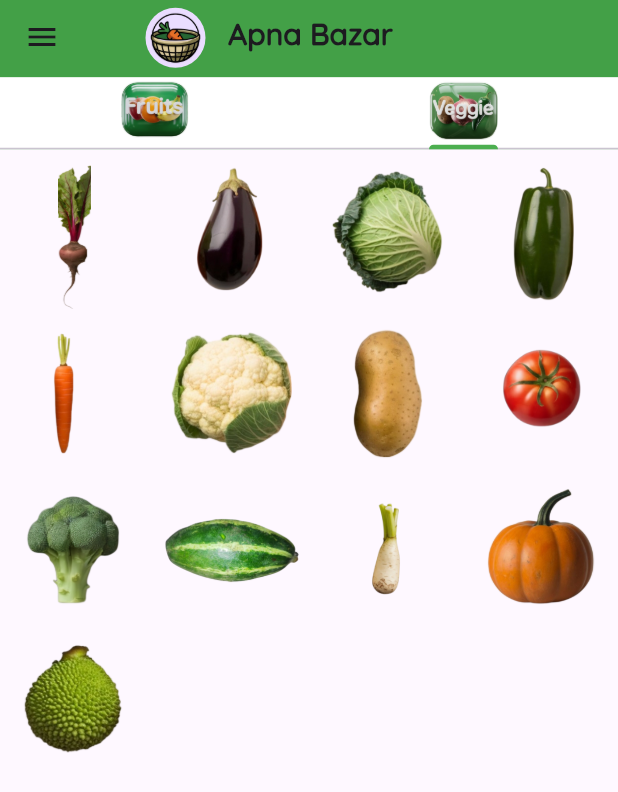
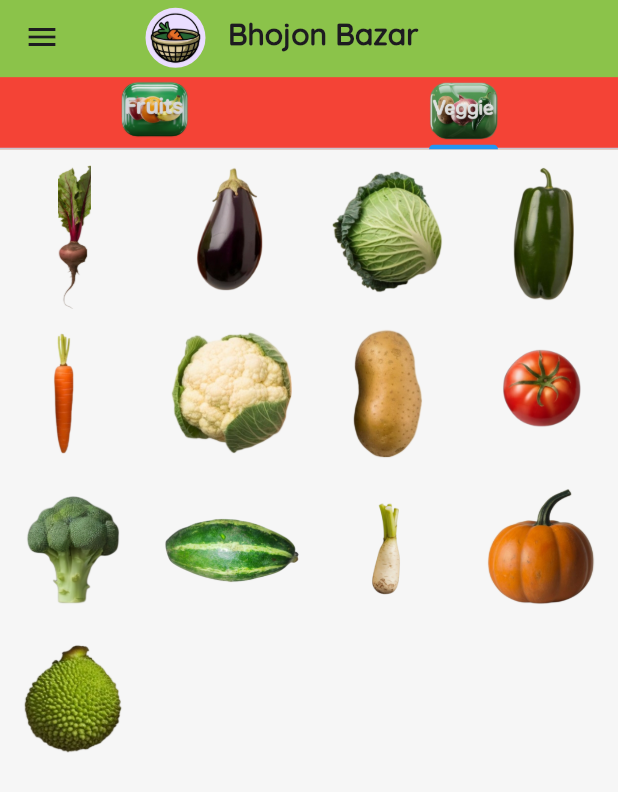
Before and after one commit to deeep8250/vegetables-application, a Flutter app: the screen it shows after launch, tab 2 chosen, on a phone screen of 412 x 824 dp. Shown: the top 792 px of the screen. Run offline on Flutter 3.47's test engine with Material 3 defaults, Android fonts, the phone set to English and light mode, and no system bars; our stand-ins replace audioplayers, lottie.

Commit message:
background

```diff
--- a/lib/fruits_list.dart
+++ b/lib/fruits_list.dart
@@ -52,6 +52,15 @@ class HomeScreenState extends State<HomeScreen> {
     'fruits/unknownf.png',
     'fruits/watermelon.png',
   ];
+
+
+
+
+
+
+
+
+
   late List <String> add_to_cart_items = List.filled(image.length, '');
   late List <bool> imageS = List.filled(image.length , true);
 
@@ -63,11 +72,15 @@ class HomeScreenState extends State<HomeScreen> {
 
   @override
   Widget build(BuildContext context) {
+
+
     final deviceWidth = MediaQuery.of(context).size.width;
     final deviceHeight = MediaQuery.of(context).size.height;
 
     return Scaffold(
-      body: Stack(
+      backgroundColor:Color(0xFFFFEB3B)
+      ,
+        body: Stack(
         children: [
           Padding(
             padding: EdgeInsets.only(top: deviceHeight * 0.01),
--- a/lib/main.dart
+++ b/lib/main.dart
@@ -14,7 +14,7 @@ class firstpage extends StatelessWidget {
       debugShowCheckedModeBanner: false,
       home: const mainsc(),
       theme: ThemeData(
-        appBarTheme: AppBarTheme(color: Colors.green.shade600),
+        appBarTheme: AppBarTheme(color: Color(0xFF8BC34A)),
       ),
     );
   }
@@ -55,7 +55,7 @@ class mainscState extends State<mainsc> {
                 Padding(
                   padding: EdgeInsets.only(left: 80, top: 6),
                   child: Text(
-                    'Apna Bazar',
+                    'Bhojon Bazar',
                     style: TextStyle(
                       fontFamily: 'cute',
                       fontSize: 20,
@@ -68,14 +68,16 @@ class mainscState extends State<mainsc> {
             bottom: PreferredSize(
               preferredSize: Size.fromHeight(50.0),
               child: Container(
-                color: Colors.white,
+                color: Colors.red,
+
+
                 child: TabBar(
                   tabs: [
                     Tab(icon: Image.asset('assets/images/fruitsb.png')),
                     Tab(icon: Image.asset('assets/images/vegesb.png')),
                   ],
                   indicatorColor: Colors
-                      .green, // Color of the selected tab underline// Color of the selected tab's text and icon
+                      .blue, // Color of the selected tab underline// Color of the selected tab's text and icon
                 ),
               ),
             ),
--- a/lib/vegetables_list.dart
+++ b/lib/vegetables_list.dart
@@ -61,6 +61,7 @@ class HomeScreenState extends State<HomeScreen> {
     final deviceHeight = MediaQuery.of(context).size.height;
 
     return Scaffold(
+      backgroundColor:Color(0xFFF5F5F5),
       body: Stack(
         children: [
           Container(
```
Also changed, not shown: lib/active_button_test.dart (+39 -9 lines), 1 other file.
